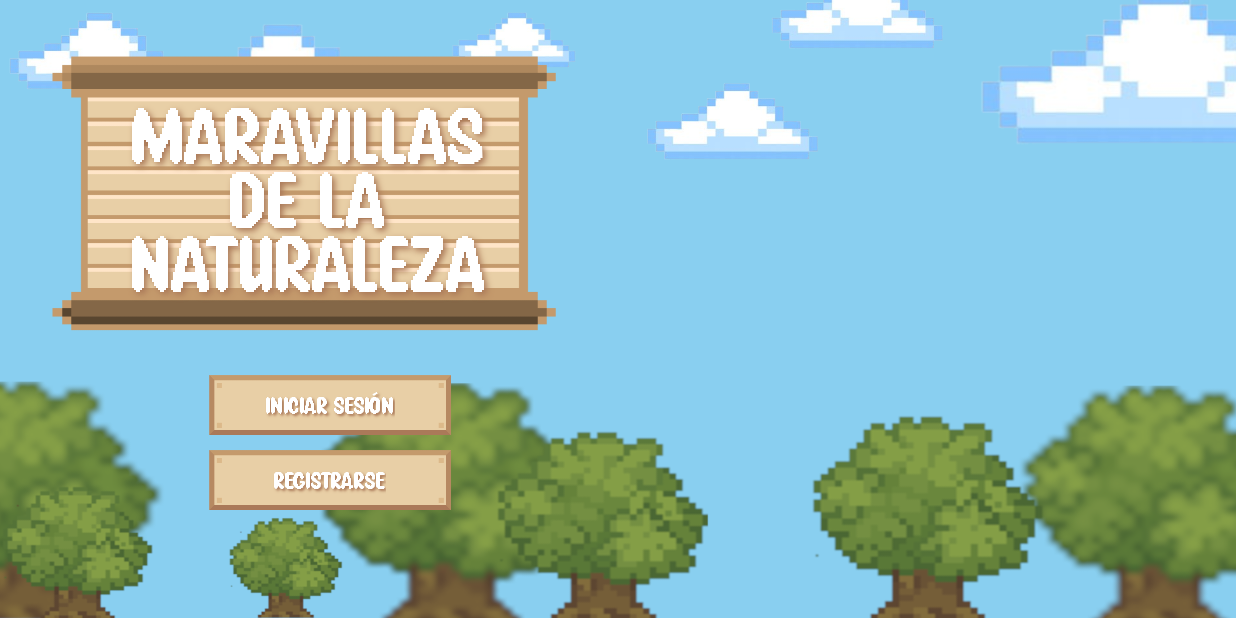
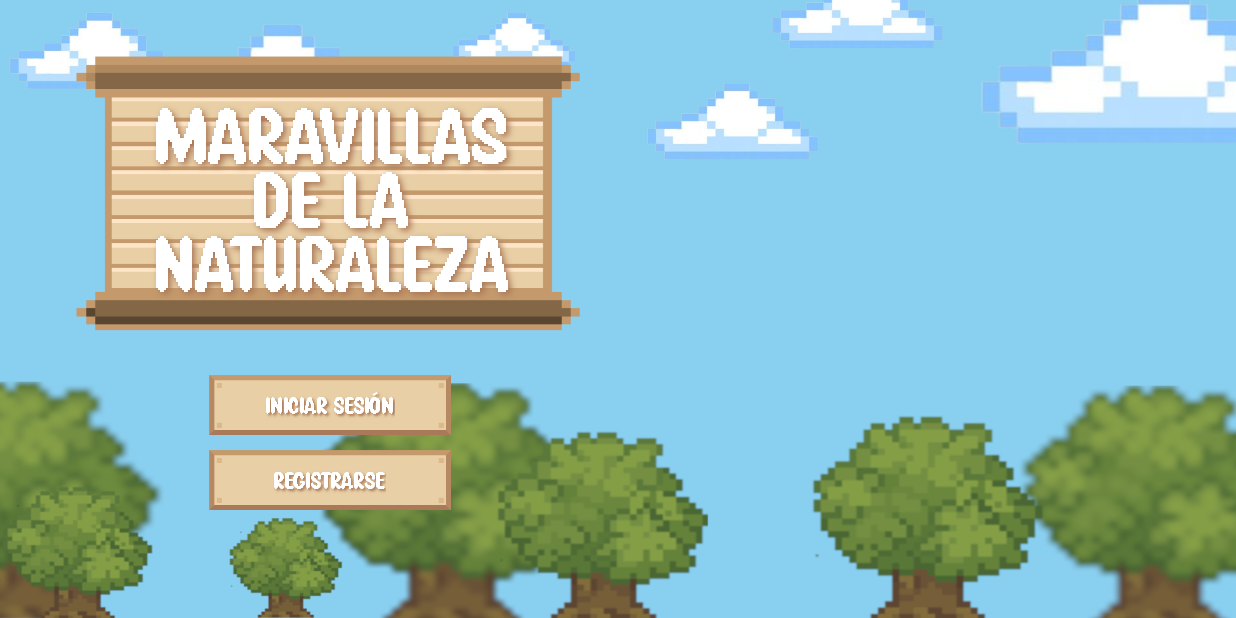
Before and after one commit to LosKillersYFluff/MaravillaNaturaleza, an Android app: the screen it shows after launch (MainActivity), on a phone screen of 824 x 412 dp (held sideways). Run offline under Robolectric (Android 15) with nearby library versions, the phone set to English and light mode, and no system bars.

Commit message:
Actualizacion de pantalla

```diff
--- a/app/src/main/res/layout/activity_main.xml
+++ b/app/src/main/res/layout/activity_main.xml
@@ -14,7 +14,7 @@
         android:layout_marginTop="0dp"
         android:background="@drawable/titulo_madera"
         android:layout_centerHorizontal="false"
-        android:layout_marginLeft="4dp">
+        android:layout_marginLeft="20dp">
 
 
         <TextView
```
